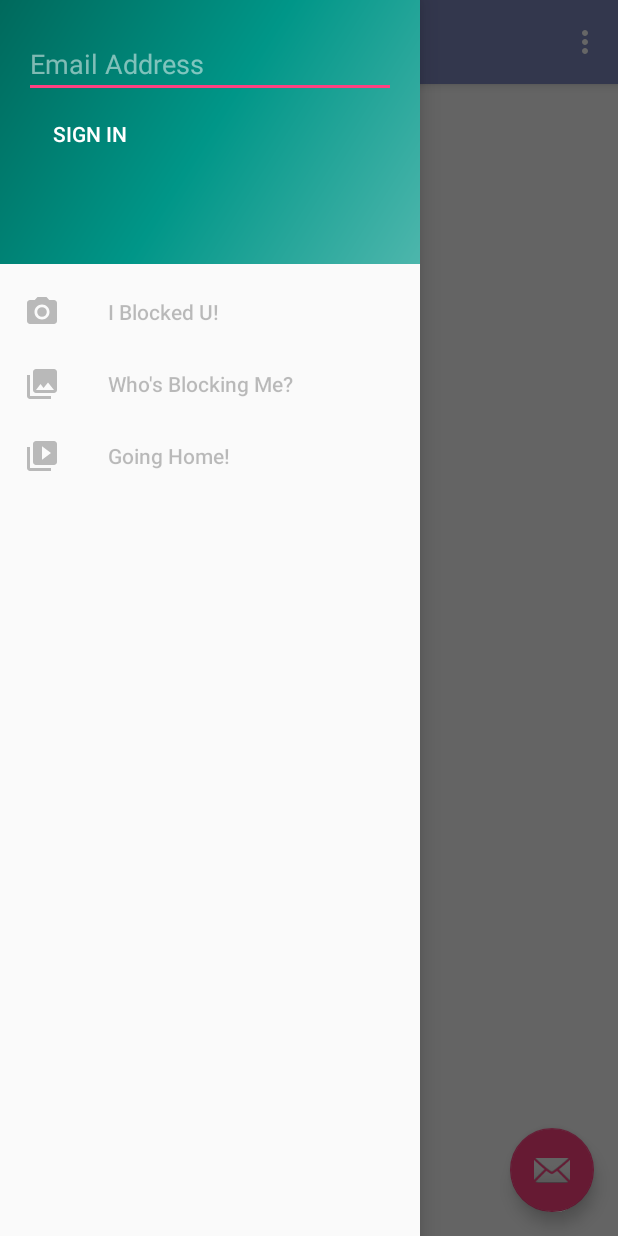
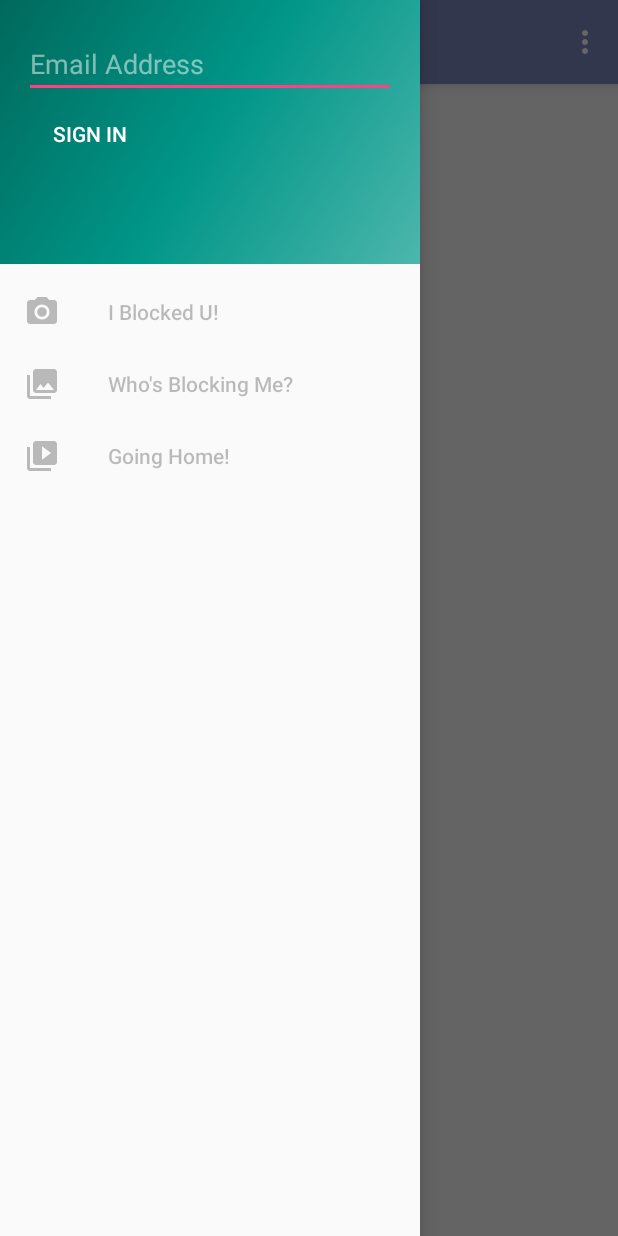
Before and after one commit to kobyperets/i-blocked-u-fe, an Android app: the screen it shows after launch (IBlockedUMainActivity), with the side drawer open, on a phone screen of 412 x 824 dp. Run offline under Robolectric (Android 15) with nearby library versions, the phone set to English and light mode, and no system bars; our stand-ins replace Volley; network calls fail.

Commit message:
remove email icon

```diff
--- a/IBlockedU/app/src/main/java/com/salesforce/iblockedu/IBlockedUMainActivity.java
+++ b/IBlockedU/app/src/main/java/com/salesforce/iblockedu/IBlockedUMainActivity.java
@@ -68,14 +68,14 @@ public class IBlockedUMainActivity extends AppCompatActivity
         Toolbar toolbar = (Toolbar) findViewById(R.id.toolbar);
         setSupportActionBar(toolbar);
 
-        FloatingActionButton fab = (FloatingActionButton) findViewById(R.id.fab);
-        fab.setOnClickListener(new View.OnClickListener() {
-            @Override
-            public void onClick(View view) {
-                Snackbar.make(view, "Replace with your own action", Snackbar.LENGTH_LONG)
-                        .setAction("Action", null).show();
-            }
-        });
+//        FloatingActionButton fab = (FloatingActionButton) findViewById(R.id.fab);
+//        fab.setOnClickListener(new View.OnClickListener() {
+//            @Override
+//            public void onClick(View view) {
+//                Snackbar.make(view, "Replace with your own action", Snackbar.LENGTH_LONG)
+//                        .setAction("Action", null).show();
+//            }
+//        });
 
         DrawerLayout drawer = (DrawerLayout) findViewById(R.id.drawer_layout);
         ActionBarDrawerToggle toggle = new ActionBarDrawerToggle(
--- a/IBlockedU/app/src/main/res/layout/app_bar_iblocked_umain.xml
+++ b/IBlockedU/app/src/main/res/layout/app_bar_iblocked_umain.xml
@@ -22,12 +22,4 @@
 
     <include android:id="@+id/main_content" layout="@layout/content_iblocked_umain" />
 
-    <android.support.design.widget.FloatingActionButton
-        android:id="@+id/fab"
-        android:layout_width="wrap_content"
-        android:layout_height="wrap_content"
-        android:layout_gravity="bottom|end"
-        android:layout_margin="@dimen/fab_margin"
-        app:srcCompat="@android:drawable/ic_dialog_email" />
-
 </android.support.design.widget.CoordinatorLayout>
```
